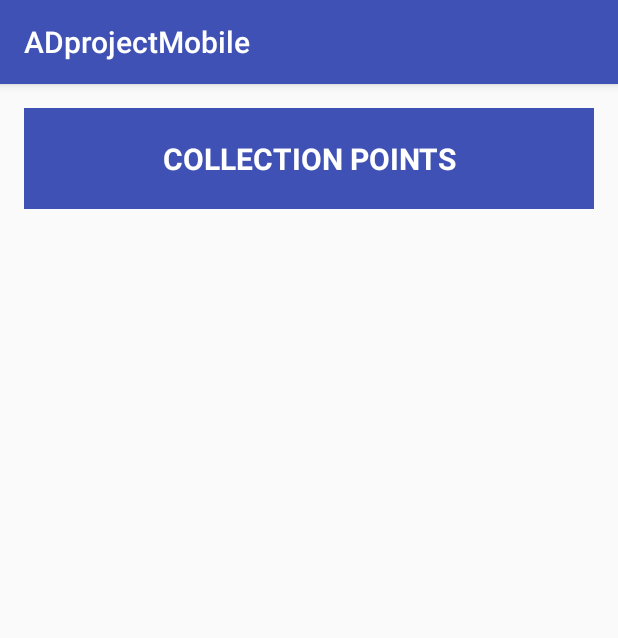
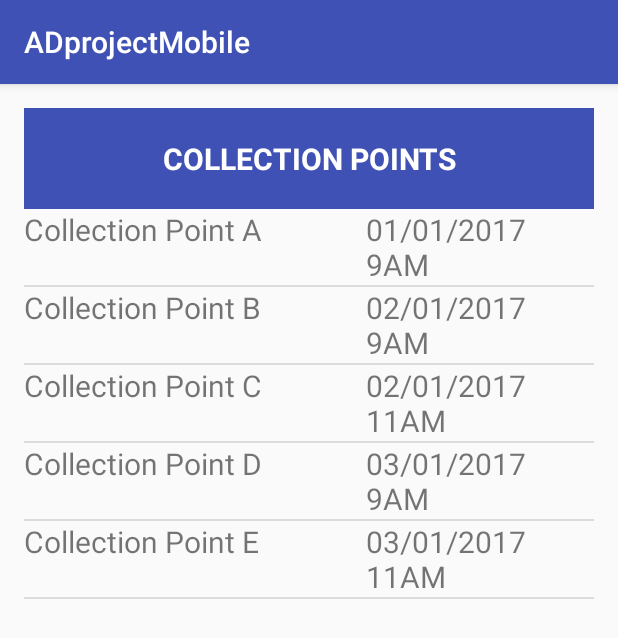
Before and after one commit to SA43Team12ADprojectMobile/SA43Team12ADprojectMobile, an Android app: the screen it shows after launch (CollectionList), after a tap on "TO COLLECTION POINT", on a phone screen of 412 x 824 dp. Shown: the top 638 px of the screen. Run offline under Robolectric (Android 15) with nearby library versions, the phone set to English and light mode, and no system bars.

Commit message:
test Demo update

```diff
--- a/app/src/main/java/com/adprojectmobile/activity/CollectionList.java
+++ b/app/src/main/java/com/adprojectmobile/activity/CollectionList.java
@@ -1,17 +1,42 @@
 package com.adprojectmobile.activity;
 
+import android.os.AsyncTask;
 import android.support.v7.app.AppCompatActivity;
 import android.os.Bundle;
 import android.widget.Adapter;
+import android.widget.ListView;
 import android.widget.SimpleAdapter;
 
 import com.adprojectmobile.R;
 
+import java.util.List;
+import com.adprojectmobile.testdata.testAdapter;
+import com.adprojectmobile.testdata.testCollectionPointModel;
+import com.adprojectmobile.testdata.testDao;
+import com.adprojectmobile.testdata.testDaoImpl;
+import com.adprojectmobile.testdata.testDummyData;
+
 public class CollectionList extends AppCompatActivity {
+    testDao testDao=new testDaoImpl();
 
     @Override
     protected void onCreate(Bundle savedInstanceState) {
         super.onCreate(savedInstanceState);
         setContentView(R.layout.activity_collection_list);
+
+        final ListView collectionListView=(ListView) findViewById(R.id.listview_collectionList);
+
+        new AsyncTask<Void,Void,List<testCollectionPointModel>>(){
+            @Override
+            protected List<testCollectionPointModel> doInBackground(Void...params){
+                return testDao.getAllCollectionPoints();
+            }
+
+            @Override
+            protected void onPostExecute(List<testCollectionPointModel> collections){
+                collectionListView.setAdapter(new testAdapter(CollectionList.this,R.layout.row_collection_point,collections));
+
+            }
+        }.execute();
     }
 }
--- /dev/null
+++ b/app/src/main/java/com/adprojectmobile/testdata/testAdapter.java
@@ -0,0 +1,50 @@
+package com.adprojectmobile.testdata;
+
+import android.app.Activity;
+import android.content.Context;
+import android.view.LayoutInflater;
+import android.view.View;
+import android.view.ViewGroup;
+import android.widget.ArrayAdapter;
+import android.widget.TextView;
+
+import com.adprojectmobile.R;
+
+import java.util.Collection;
+import java.util.List;
+
+import static com.adprojectmobile.R.styleable.View;
+
+/**
+ * Created by EvEr on 2017/1/18.
+ */
+
+public class testAdapter extends ArrayAdapter<testCollectionPointModel> {
+    private List<testCollectionPointModel> collectionPoints;
+    int resource;
+
+    public testAdapter(Context context, int resource, List<testCollectionPointModel> collectionPoints) {
+        super(context, resource, collectionPoints);
+        this.resource = resource;
+        this.collectionPoints = collectionPoints;
+    }
+
+    @Override
+    public View getView(int position, View convertView, ViewGroup parent) {
+
+        LayoutInflater inflater = (LayoutInflater) getContext().getSystemService(Activity.LAYOUT_INFLATER_SERVICE);
+        View v = inflater.inflate(resource, null);
+        testCollectionPointModel collectionPoint=collectionPoints.get(position);
+        if (collectionPoint!=null){
+            TextView textViewCollectionName=(TextView)v.findViewById(R.id.textView_collectionpoint_name);
+            TextView textViewCollectionDate=(TextView)v.findViewById(R.id.textView_collectionpoint_date);
+
+            textViewCollectionName.setText(collectionPoint.getCollectionPointName());
+            textViewCollectionDate.setText(collectionPoint.getDeliverDate());
+        }
+        return v;
+
+    }
+
+
+}
--- a/app/src/main/java/com/adprojectmobile/testdata/testCollectionPointModel.java
+++ b/app/src/main/java/com/adprojectmobile/testdata/testCollectionPointModel.java
@@ -9,7 +9,7 @@ import java.util.Date;
 public class testCollectionPointModel {
     private int collctionPoingId;
     private String collectionPointName;
-    private Date deliverDate;
+    private String deliverDate;
 
     public testCollectionPointModel() {
     }
@@ -19,7 +19,7 @@ public class testCollectionPointModel {
         this.collectionPointName = collectionPointName;
     }
 
-    public testCollectionPointModel(int collctionPoingId, String collectionPointName, Date deliverDate) {
+    public testCollectionPointModel(int collctionPoingId, String collectionPointName, String deliverDate) {
 
         this.collctionPoingId = collctionPoingId;
         this.collectionPointName = collectionPointName;
@@ -42,11 +42,11 @@ public class testCollectionPointModel {
         this.collectionPointName = collectionPointName;
     }
 
-    public Date getDeliverDate() {
+    public String getDeliverDate() {
         return deliverDate;
     }
 
-    public void setDeliverDate(Date deliverDate) {
+    public void setDeliverDate(String deliverDate) {
         this.deliverDate = deliverDate;
     }
 }
--- a/app/src/main/java/com/adprojectmobile/testdata/testDao.java
+++ b/app/src/main/java/com/adprojectmobile/testdata/testDao.java
@@ -1,10 +1,12 @@
 package com.adprojectmobile.testdata;
+
+import java.util.List;
 
 /**
  * Created by EvEr on 2017/1/17.
  */
 
 public interface testDao {
-
-
+    public testCollectionPointModel getCollectionPoint(int id);
+    public List<testCollectionPointModel> getAllCollectionPoints();
 }
--- /dev/null
+++ b/app/src/main/java/com/adprojectmobile/testdata/testDaoImpl.java
@@ -0,0 +1,20 @@
+package com.adprojectmobile.testdata;
+
+import java.util.List;
+
+/**
+ * Created by EvEr on 2017/1/18.
+ */
+
+public class testDaoImpl implements testDao {
+    @Override
+    public testCollectionPointModel getCollectionPoint(int id) {
+        return testDummyData.collectionPoints.get(id);
+    }
+    @Override
+    public List<testCollectionPointModel> getAllCollectionPoints() {
+        return testDummyData.collectionPoints;
+    }
+
+
+}
--- /dev/null
+++ b/app/src/main/java/com/adprojectmobile/testdata/testDummyData.java
@@ -0,0 +1,23 @@
+package com.adprojectmobile.testdata;
+
+import java.util.ArrayList;
+import java.util.Date;
+import java.util.List;
+
+/**
+ * Created by EvEr on 2017/1/17.
+ */
+
+public class testDummyData {
+    public static List<testCollectionPointModel> collectionPoints;
+
+    static {
+        collectionPoints=new ArrayList<testCollectionPointModel>();
+        collectionPoints.add(new testCollectionPointModel(1,"Collection Point A","01/01/2017 9AM"));
+        collectionPoints.add(new testCollectionPointModel(2,"Collection Point B","02/01/2017 9AM"));
+        collectionPoints.add(new testCollectionPointModel(3,"Collection Point C","02/01/2017 11AM"));
+        collectionPoints.add(new testCollectionPointModel(4,"Collection Point D","03/01/2017 9AM"));
+        collectionPoints.add(new testCollectionPointModel(5,"Collection Point E","03/01/2017 11AM"));
+    }
+
+}
```
Also changed, not shown: app/src/main/java/com/adprojectmobile/testdata/testforUI.java (deleted, +0 -9 lines), app/src/main/res/layout/row_collection_point.xml (+1 -6 lines).
